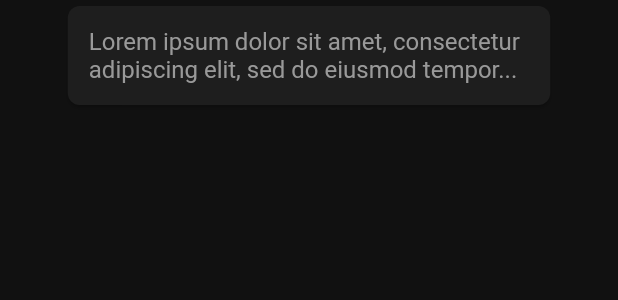
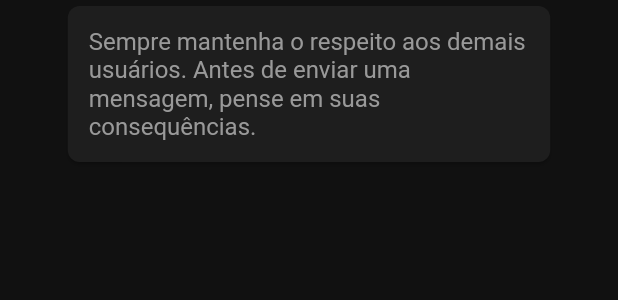
Before and after one commit to Blackoutseeker/Onimo-Flutter, a Flutter app: the BlankChat widget shown alone on an empty page, opened directly, on a phone screen of 412 x 824 dp. Shown: the top 300 px of the screen. Run offline on Flutter 3.47's test engine with Material 2 defaults, Android fonts, the phone set to English and light mode, and no system bars; our stand-ins replace firebase_core, firebase_database, get_it, hive, hive_flutter, mobx and 1 more; missing offline and left inert: cryptography_flutter, firebase_app_check; accounts and stored records are empty; generated files the repository leaves out were written again.

Commit message:
chore(widgets): Changed warning text

```diff
--- a/lib/views/widgets/chat/blank_chat.dart
+++ b/lib/views/widgets/chat/blank_chat.dart
@@ -20,7 +20,7 @@ class BlankChat extends StatelessWidget {
               child: Padding(
                 padding: EdgeInsets.all(14),
                 child: Text(
-                  'Lorem ipsum dolor sit amet, consectetur adipiscing elit, sed do eiusmod tempor...',
+                  'Sempre mantenha o respeito aos demais usuários. Antes de enviar uma mensagem, pense em suas consequências.',
                   style: TextStyle(
                     color: Color(0xFF999999),
                     fontSize: 16,
```
